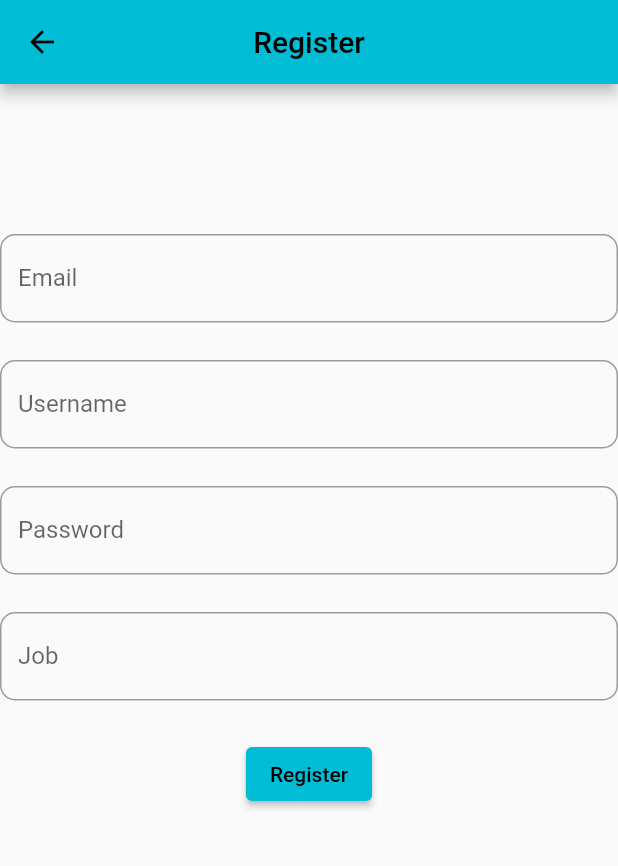
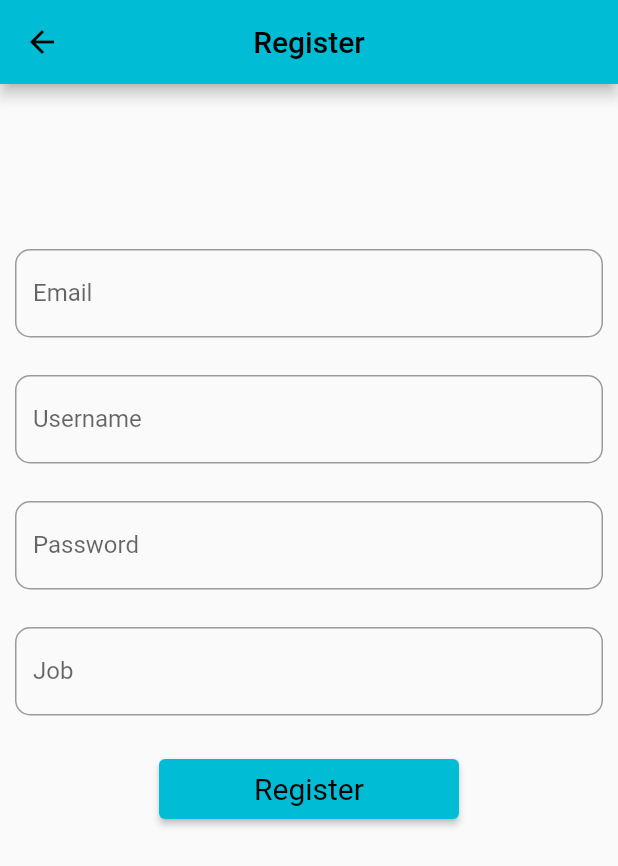
Before and after one commit to Darwaza2021/short_social_wecodeFinal, a Flutter app: the screen it shows after launch, after a tap on "Register", on a phone screen of 412 x 824 dp. Shown: the top 866 px of the screen. Run offline on Flutter 3.47's test engine with Material 2 defaults, Android fonts, the phone set to English and light mode, and no system bars; our stand-ins replace cloud_firestore, firebase_auth, firebase_core, flutter_local_notifications, lottie; accounts and stored records are empty; network calls fail.

```diff
--- a/lib/scr/register_screen.dart
+++ b/lib/scr/register_screen.dart
@@ -5,15 +5,13 @@ import 'package:shortsocial/data_model/general_user.dart';
 import 'package:shortsocial/services/firestore_service.dart';
 
 class RegisterScreenView extends StatefulWidget {
-   RegisterScreenView({ Key? key }) : super(key: key);
+  RegisterScreenView({Key? key}) : super(key: key);
 
   @override
   State<RegisterScreenView> createState() => _RegisterScreenViewState();
 }
 
 class _RegisterScreenViewState extends State<RegisterScreenView> {
-
-
   final FirestoreServices _firestoreServices = FirestoreServices();
 
   TextEditingController _emailContoller = TextEditingController();
@@ -23,10 +21,7 @@ final FirestoreServices _firestoreServices = FirestoreServices();
   TextEditingController _jobController = TextEditingController();
 
   final FirebaseAuth _firebaseAuth = FirebaseAuth.instance;
-    final FirebaseFirestore  _firebaseFirestore = FirebaseFirestore.instance;
-
-
-
+  final FirebaseFirestore _firebaseFirestore = FirebaseFirestore.instance;
 
   var isValid = false;
 
@@ -43,81 +38,73 @@ final FirestoreServices _firestoreServices = FirestoreServices();
   @override
   Widget build(BuildContext context) {
     return Scaffold(
-
       appBar: AppBar(
         title: Text("Register"),
         centerTitle: true,
-
-      ),//
+      ), //
 
       body: SingleChildScrollView(
-
         child: Container(
-
+          padding: EdgeInsets.all(10),
           child: Form(
             child: Column(
-
               children: [
-              SizedBox(height: 100,),
-
+                SizedBox(
+                  height: 100,
+                ),
                 TextFormField(
-                controller:_emailContoller ,
+                  controller: _emailContoller,
                   decoration: InputDecoration(
                       labelText: "Email",
-                  hintText:  "Email",
+                      hintText: "Email",
                       border: OutlineInputBorder(
-                    borderRadius: BorderRadius.circular(10)
-                  )
+                          borderRadius: BorderRadius.circular(10))),
                 ),
+                SizedBox(
+                  height: 25,
                 ),
-              SizedBox(height: 25,),
-
                 TextFormField(
-                controller:_usernameController ,
+                  controller: _usernameController,
                   decoration: InputDecoration(
                       labelText: "Username",
-                  hintText:  "Username",
+                      hintText: "Username",
                       border: OutlineInputBorder(
-                    borderRadius: BorderRadius.circular(10)
-                  )
+                          borderRadius: BorderRadius.circular(10))),
                 ),
+                SizedBox(
+                  height: 25,
                 ),
-
-              SizedBox(height: 25,),
                 TextFormField(
-                controller:_passwordController ,
+                  controller: _passwordController,
                   decoration: InputDecoration(
                       labelText: "Password",
-                  hintText:  "Password",
+                      hintText: "Password",
                       border: OutlineInputBorder(
-                    borderRadius: BorderRadius.circular(10)
-                  )
-
+                          borderRadius: BorderRadius.circular(10))),
                 ),
+                SizedBox(
+                  height: 25,
                 ),
-
-              SizedBox(height: 25,),
-
                 TextFormField(
-                controller:_jobController ,
+                  controller: _jobController,
                   decoration: InputDecoration(
                       labelText: "Job",
-                  hintText:  "Job",
+                      hintText: "Job",
                       border: OutlineInputBorder(
-                    borderRadius: BorderRadius.circular(10)
-                  )
+                          borderRadius: BorderRadius.circular(10))),
                 ),
+                SizedBox(
+                  height: 25,
                 ),
-
-              SizedBox(height: 25,),
-
                 ElevatedButton(
                   onPressed: _trySubmit,
-
                   child: Text("Register"),
-
+                  style: ElevatedButton.styleFrom(
+                      fixedSize: Size(200, 40),
+                      textStyle: TextStyle(
+                        fontSize: 20,
+                      )),
                 ),
-
               ],
             ),
           ),
@@ -127,25 +114,21 @@ final FirestoreServices _firestoreServices = FirestoreServices();
   }
 
   void _trySubmit() async {
-
     try {
-      UserCredential theUserCredentials = await _firebaseAuth
-          .createUserWithEmailAndPassword(
-            email: _emailContoller.text,
-            password: _passwordController.text);
+      UserCredential theUserCredentials =
+          await _firebaseAuth.createUserWithEmailAndPassword(
+              email: _emailContoller.text, password: _passwordController.text);
       isValid = true;
-
     } on FirebaseAuthException catch (e) {
-      print( 'register form error =========>' + e.message!);
+      print('register form error =========>' + e.message!);
     }
-
 
     GeneralUser _newUser = GeneralUser(
       email: _emailContoller.value.text,
-                            job:_jobController.value.text,
+      job: _jobController.value.text,
       password: _passwordController.value.text,
       username: _usernameController.value.text,
-                            uid: _firebaseAuth.currentUser!.uid,
+     // uid: _firebaseAuth.currentUser!.uid,
     );
 
     await _firestoreServices.addNewUser(_newUser);
--- a/lib/scr/splash_screen.dart
+++ b/lib/scr/splash_screen.dart
@@ -3,86 +3,73 @@ import 'package:lottie/lottie.dart';
 import 'package:shortsocial/scr/login_screen.dart';
 import 'package:shortsocial/scr/register_screen.dart';
 
-
 class SplashScreenView extends StatelessWidget {
-   SplashScreenView({ Key? key }) : super(key: key);
+  SplashScreenView({Key? key}) : super(key: key);
 
   static const routName = 'Splash_screen_view';
 
   @override
   Widget build(BuildContext context) {
     return SafeArea(
-
       child: Scaffold(
-
-
-
           body: Row(
-          mainAxisAlignment:MainAxisAlignment.center,
+        mainAxisAlignment: MainAxisAlignment.center,
         children: [
           SingleChildScrollView(
             child: Column(
               mainAxisAlignment: MainAxisAlignment.center,
-
-
               children: [
-                  SizedBox(height: 150,),
+                SizedBox(
+                  height: 150,
+                ),
 
                 Text("Welcome",
                     style: TextStyle(
                       fontSize: 45,
                     )),
 
-                  Lottie.network('https://assets9.lottiefiles.com/packages/lf20_x2ejxgsa.json',
+                Lottie.network(
+                    'https://assets9.lottiefiles.com/packages/lf20_x2ejxgsa.json',
                     width: 401,
-                   height: 400 ),
+                    height: 400),
                 // Lottie.asset('assets/d.json',
                 // width: 400,
                 // height: 400),
 
-
                 ElevatedButton(
-                       onPressed: (){
-                         Navigator.pushNamed(context,"login_scr");
+                  onPressed: () {
+                    Navigator.pushNamed(context, "login_scr");
                   },
                   child: Text("Login"),
-
-                    style: ElevatedButton.styleFrom(fixedSize: Size(200, 40)),
+                  style: ElevatedButton.styleFrom(
+                    fixedSize: Size(200, 40),
+                      textStyle: TextStyle(
+                      fontSize: 20,
 
                     ),
 
+                    ),
+                ),
+
                 ElevatedButton(
-                       onPressed: (){
-                        Navigator.pushNamed(context,"register_scr" );
-
+                  onPressed: () {
+                    Navigator.pushNamed(context, "register_scr");
                   },
                   child: Text("Register"),
+                  style: ElevatedButton.styleFrom(
+                    fixedSize: Size(200, 40),
 
-                      style: ElevatedButton.styleFrom(fixedSize: Size(200, 40)),
+                    textStyle: TextStyle(
+                      fontSize: 20,
 
-
+                    )
                     ),
-
-
-
-
-
-
-
+                ),
               ],
             ),
           ),
         ],
-        )
-
-
-
-
-
-        ),
+      )),
     );
-
-
-
   }
 }
```
Also changed, not shown: lib/data_model/general_user.dart (+11 -3 lines), lib/scr/app_view.dart (+7 -1 lines), lib/scr/general_user/add_post_screen.dart (+19 -38 lines), lib/scr/general_user/edit_profile_screen.dart (+37 -22 lines), lib/scr/general_user/home_dashbord_screen.dart (+27 -9 lines), lib/scr/general_user/postCardWidges.dart (added, +65 -0 lines), lib/scr/general_user/view_post.dart (+36 -0 lines), lib/scr/login_screen.dart (+31 -37 lines), lib/services/firestore_service.dart (+6 -7 lines), 57 other files. Lines whose indentation alone changed are shown as unchanged.
